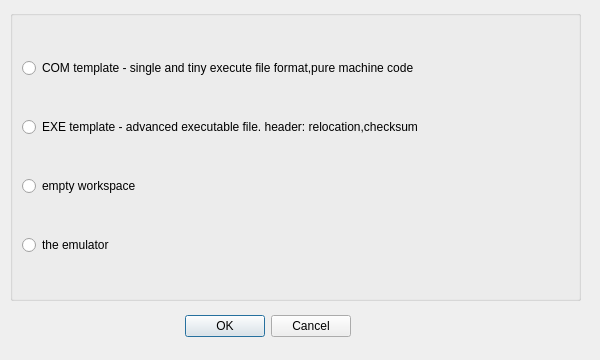
First picture: the form in newdialog.ui, repository t1anist/8086Software, before the edit.
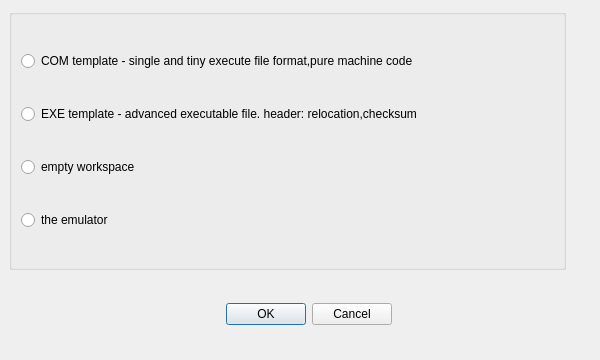
Second picture: the form after the edit. Icons and pictures are not drawn.

The edit to the form file:
```diff
--- a/newdialog.ui
+++ b/newdialog.ui
@@ -29,10 +29,10 @@
   <widget class="QDialogButtonBox" name="buttonBox">
    <property name="geometry">
     <rect>
-     <x>160</x>
-     <y>310</y>
-     <width>191</width>
-     <height>32</height>
+     <x>200</x>
+     <y>300</y>
+     <width>192</width>
+     <height>28</height>
     </rect>
    </property>
    <property name="sizePolicy">
@@ -51,10 +51,10 @@
   <widget class="QGroupBox" name="groupBox">
    <property name="geometry">
     <rect>
-     <x>10</x>
-     <y>10</y>
-     <width>571</width>
-     <height>291</height>
+     <x>9</x>
+     <y>9</y>
+     <width>557</width>
+     <height>261</height>
     </rect>
    </property>
    <property name="title">
```
Left out of the diff: 8 changed lines with no effect on the pictures.
